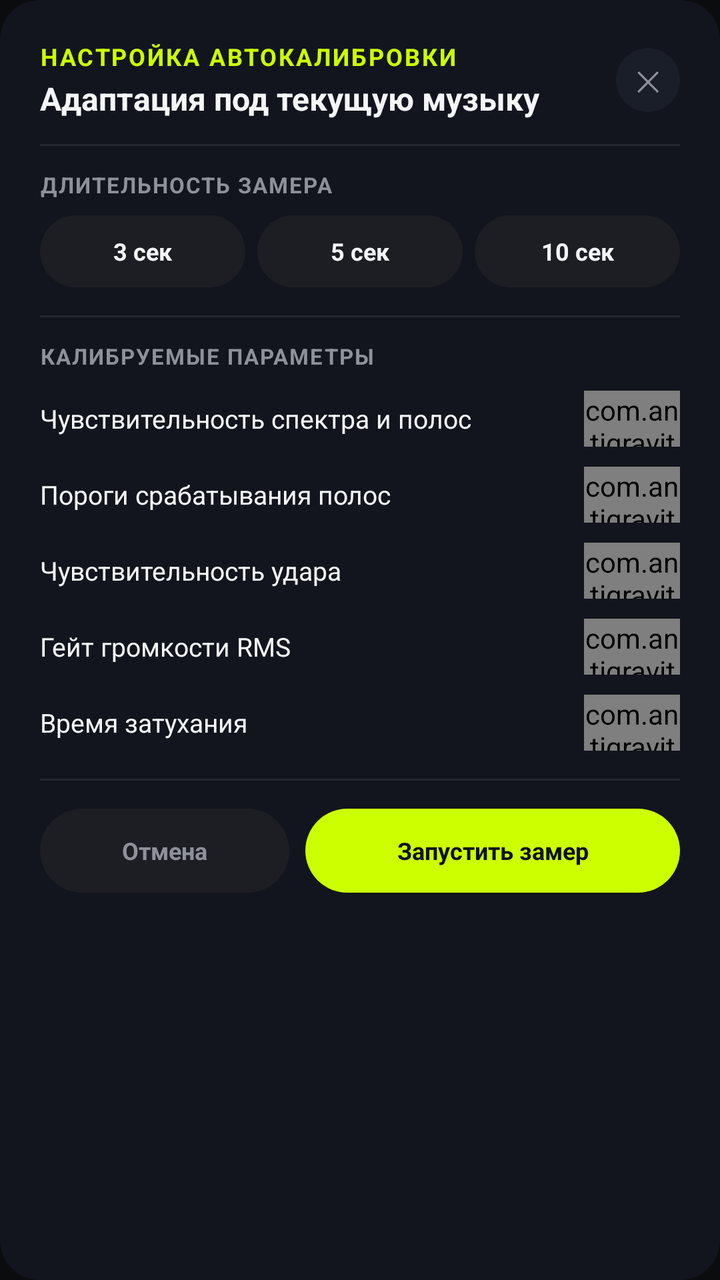
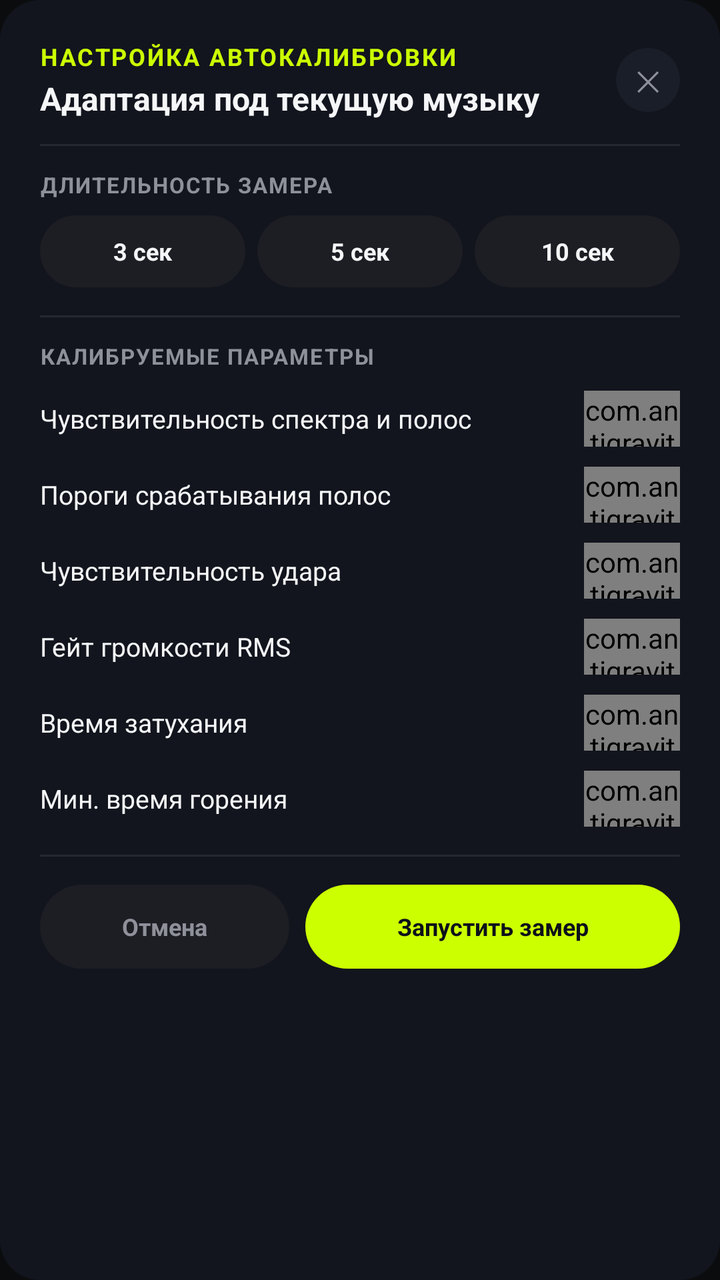

Two renders of the same Android screen: before a commit and after it. Below are the layout's source before the change and the commit's diff.
<!-- AndroidManifest.xml: application theme AppTheme -->
<!-- res/layout/dialog_calib_settings.xml -->
<?xml version="1.0" encoding="utf-8"?>
<LinearLayout xmlns:android="http://schemas.android.com/apk/res/android"
    android:layout_width="match_parent"
    android:layout_height="wrap_content"
    android:background="@drawable/bg_calib_dialog"
    android:orientation="vertical"
    android:padding="20dp">

    
    <LinearLayout
        android:layout_width="match_parent"
        android:layout_height="wrap_content"
        android:orientation="horizontal"
        android:gravity="center_vertical">

        <LinearLayout
            android:layout_width="0dp"
            android:layout_height="wrap_content"
            android:layout_weight="1"
            android:orientation="vertical">

            <TextView
                android:id="@+id/tv_calib_dialog_tag"
                android:layout_width="wrap_content"
                android:layout_height="wrap_content"
                android:text="НАСТРОЙКА АВТОКАЛИБРОВКИ"
                android:textColor="@color/volt_lime"
                android:textSize="12sp"
                android:letterSpacing="0.08"
                android:textStyle="bold" />

            <TextView
                android:layout_width="wrap_content"
                android:layout_height="wrap_content"
                android:layout_marginTop="2dp"
                android:text="Адаптация под текущую музыку"
                android:textColor="@color/text_white"
                android:textSize="16sp"
                android:textStyle="bold" />
        </LinearLayout>

        <TextView
            android:id="@+id/btn_calib_dialog_close_x"
            android:layout_width="32dp"
            android:layout_height="32dp"
            android:gravity="center"
            android:background="@drawable/bg_info_button"
            android:text="✕"
            android:textColor="@color/text_secondary"
            android:textSize="14sp"
            android:clickable="true"
            android:focusable="true" />
    </LinearLayout>

    <View
        android:layout_width="match_parent"
        android:layout_height="1dp"
        android:layout_marginTop="12dp"
        android:layout_marginBottom="12dp"
        android:background="@color/border_subtle" />

    
    <TextView
        android:layout_width="wrap_content"
        android:layout_height="wrap_content"
        android:text="ДЛИТЕЛЬНОСТЬ ЗАМЕРА"
        android:textColor="@color/text_secondary"
        android:textSize="11sp"
        android:letterSpacing="0.06"
        android:textStyle="bold" />

    <LinearLayout
        android:layout_width="match_parent"
        android:layout_height="36dp"
        android:layout_marginTop="8dp"
        android:orientation="horizontal">

        <TextView
            android:id="@+id/btn_calib_dur_3s"
            android:layout_width="0dp"
            android:layout_height="match_parent"
            android:layout_weight="1"
            android:layout_marginEnd="6dp"
            android:gravity="center"
            android:background="@drawable/bg_pill_dark"
            android:text="3 сек"
            android:textColor="@color/text_white"
            android:textSize="12sp"
            android:textStyle="bold"
            android:clickable="true"
            android:focusable="true" />

        <TextView
            android:id="@+id/btn_calib_dur_5s"
            android:layout_width="0dp"
            android:layout_height="match_parent"
            android:layout_weight="1"
            android:layout_marginEnd="6dp"
            android:gravity="center"
            android:background="@drawable/bg_pill_dark"
            android:text="5 сек"
            android:textColor="@color/text_white"
            android:textSize="12sp"
            android:textStyle="bold"
            android:clickable="true"
            android:focusable="true" />

        <TextView
            android:id="@+id/btn_calib_dur_10s"
            android:layout_width="0dp"
            android:layout_height="match_parent"
            android:layout_weight="1"
            android:gravity="center"
            android:background="@drawable/bg_pill_dark"
            android:text="10 сек"
            android:textColor="@color/text_white"
            android:textSize="12sp"
            android:textStyle="bold"
            android:clickable="true"
            android:focusable="true" />
    </LinearLayout>

    <View
        android:layout_width="match_parent"
        android:layout_height="1dp"
        android:layout_marginTop="14dp"
        android:layout_marginBottom="12dp"
        android:background="@color/border_subtle" />

    
    <TextView
        android:layout_width="wrap_content"
        android:layout_height="wrap_content"
        android:text="КАЛИБРУЕМЫЕ ПАРАМЕТРЫ"
        android:textColor="@color/text_secondary"
        android:textSize="11sp"
        android:letterSpacing="0.06"
        android:textStyle="bold" />

    
    <LinearLayout
        android:layout_width="match_parent"
        android:layout_height="wrap_content"
        android:layout_marginTop="10dp"
        android:gravity="center_vertical"
        android:orientation="horizontal">

        <TextView
            android:layout_width="0dp"
            android:layout_height="wrap_content"
            android:layout_weight="1"
            android:text="Чувствительность спектра и полос"
            android:textColor="@color/text_white"
            android:textSize="13sp" />

        <com.antigravity.pulselight.ModernSwitch
            android:id="@+id/switch_calib_gains"
            android:layout_width="48dp"
            android:layout_height="28dp" />
    </LinearLayout>

    
    <LinearLayout
        android:layout_width="match_parent"
        android:layout_height="wrap_content"
        android:layout_marginTop="10dp"
        android:gravity="center_vertical"
        android:orientation="horizontal">

        <TextView
            android:layout_width="0dp"
            android:layout_height="wrap_content"
            android:layout_weight="1"
            android:text="Пороги срабатывания полос"
            android:textColor="@color/text_white"
            android:textSize="13sp" />

        <com.antigravity.pulselight.ModernSwitch
            android:id="@+id/switch_calib_thresholds"
            android:layout_width="48dp"
            android:layout_height="28dp" />
    </LinearLayout>

    
    <LinearLayout
        android:layout_width="match_parent"
        android:layout_height="wrap_content"
        android:layout_marginTop="10dp"
        android:gravity="center_vertical"
        android:orientation="horizontal">

        <TextView
            android:layout_width="0dp"
            android:layout_height="wrap_content"
            android:layout_weight="1"
            android:text="Чувствительность удара"
            android:textColor="@color/text_white"
            android:textSize="13sp" />

        <com.antigravity.pulselight.ModernSwitch
            android:id="@+id/switch_calib_sens"
            android:layout_width="48dp"
            android:layout_height="28dp" />
    </LinearLayout>

    
    <LinearLayout
        android:layout_width="match_parent"
        android:layout_height="wrap_content"
        android:layout_marginTop="10dp"
        android:gravity="center_vertical"
        android:orientation="horizontal">

        <TextView
            android:layout_width="0dp"
            android:layout_height="wrap_content"
            android:layout_weight="1"
            android:text="Гейт громкости RMS"
            android:textColor="@color/text_white"
            android:textSize="13sp" />

        <com.antigravity.pulselight.ModernSwitch
            android:id="@+id/switch_calib_loudness"
            android:layout_width="48dp"
            android:layout_height="28dp" />
    </LinearLayout>

    
    <LinearLayout
        android:layout_width="match_parent"
        android:layout_height="wrap_content"
        android:layout_marginTop="10dp"
        android:gravity="center_vertical"
        android:orientation="horizontal">

        <TextView
            android:layout_width="0dp"
            android:layout_height="wrap_content"
            android:layout_weight="1"
            android:text="Время затухания"
            android:textColor="@color/text_white"
            android:textSize="13sp" />

        <com.antigravity.pulselight.ModernSwitch
            android:id="@+id/switch_calib_decay"
            android:layout_width="48dp"
            android:layout_height="28dp" />
    </LinearLayout>

    <View
        android:layout_width="match_parent"
        android:layout_height="1dp"
        android:layout_marginTop="14dp"
        android:layout_marginBottom="14dp"
        android:background="@color/border_subtle" />

    
    <LinearLayout
        android:layout_width="match_parent"
        android:layout_height="42dp"
        android:orientation="horizontal">

        <TextView
            android:id="@+id/btn_dialog_cancel_calib"
            android:layout_width="0dp"
            android:layout_height="match_parent"
            android:layout_weight="1"
            android:layout_marginEnd="8dp"
            android:gravity="center"
            android:background="@drawable/bg_pill_dark"
            android:text="Отмена"
            android:textColor="@color/text_secondary"
            android:textSize="12sp"
            android:textStyle="bold"
            android:clickable="true"
            android:focusable="true" />

        <TextView
            android:id="@+id/btn_dialog_start_calib"
            android:layout_width="0dp"
            android:layout_height="match_parent"
            android:layout_weight="1.5"
            android:gravity="center"
            android:background="@drawable/bg_pill_lime"
            android:text="Запустить замер"
            android:textColor="@color/text_black"
            android:textSize="12sp"
            android:textStyle="bold"
            android:clickable="true"
            android:focusable="true" />
    </LinearLayout>
</LinearLayout>
<!-- resources referenced by this layout -->
<resources>
  <color name="border_subtle">#262831</color>
  <color name="text_black">#0C101A</color>
  <color name="text_secondary">#8E909A</color>
  <color name="text_white">#F5F6F8</color>
  <color name="volt_lime">#CCFF00</color>
  <!-- drawable bg_calib_dialog (drawable) -->
  ﻿<?xml version="1.0" encoding="utf-8"?>
  <shape xmlns:android="http://schemas.android.com/apk/res/android"
      android:shape="rectangle">
      <corners android:radius="20dp" />
      <solid android:color="#12151D" />
  </shape>
  <!-- drawable bg_info_button (drawable) -->
  ﻿<?xml version="1.0" encoding="utf-8"?>
  <selector xmlns:android="http://schemas.android.com/apk/res/android">
      <item android:state_pressed="true">
          <shape android:shape="oval">
              <solid android:color="#2C3242" />
          </shape>
      </item>
      <item>
          <shape android:shape="oval">
              <solid android:color="#1A1E29" />
          </shape>
      </item>
  </selector>
  <!-- drawable bg_pill_dark (drawable) -->
  ﻿<?xml version="1.0" encoding="utf-8"?>
  <shape xmlns:android="http://schemas.android.com/apk/res/android"
      android:shape="rectangle">
      <solid android:color="@color/surface_card_alt" />
      <corners android:radius="999dp" />
  </shape>
  <!-- drawable bg_pill_lime (drawable) -->
  <?xml version="1.0" encoding="utf-8"?>
  <shape xmlns:android="http://schemas.android.com/apk/res/android"
      android:shape="rectangle">
      <solid android:color="@color/brand_blue" />
      <corners android:radius="999dp" />
  </shape>
  <style name="AppTheme" parent="@android:style/Theme.DeviceDefault.NoActionBar">
          <item name="android:windowBackground">@color/bg_dark</item>
          <item name="android:colorPrimary">@color/volt_lime</item>
          <item name="android:colorAccent">@color/volt_lime</item>
          <item name="android:colorControlActivated">@color/volt_lime</item>
          <item name="android:colorControlNormal">@color/text_muted</item>
          <item name="android:textColorPrimary">@color/text_white</item>
          <item name="android:textColorSecondary">@color/text_secondary</item>
          <item name="android:statusBarColor">@color/bg_dark</item>
          <item name="android:navigationBarColor">@color/bg_dark</item>
          <item name="android:windowLightStatusBar">false</item>
          <item name="android:windowLayoutInDisplayCutoutMode">shortEdges</item>
          <item name="android:overScrollMode">never</item>
      </style>
  <color name="surface_card_alt">#1D1E24</color>
  <color name="brand_blue">#CCFF00</color>
  <color name="bg_dark">#0B0C0E</color>
  <color name="text_muted">#5A5D69</color>
</resources>

<!-- the commit's change to res/layout/dialog_calib_settings.xml (unified diff, before → after) -->
@@ -247,6 +247,28 @@
             android:layout_height="28dp" />
     </LinearLayout>
 
+    
+    <LinearLayout
+        android:layout_width="match_parent"
+        android:layout_height="wrap_content"
+        android:layout_marginTop="10dp"
+        android:gravity="center_vertical"
+        android:orientation="horizontal">
+
+        <TextView
+            android:layout_width="0dp"
+            android:layout_height="wrap_content"
+            android:layout_weight="1"
+            android:text="Мин. время горения"
+            android:textColor="@color/text_white"
+            android:textSize="13sp" />
+
+        <com.antigravity.pulselight.ModernSwitch
+            android:id="@+id/switch_calib_min_hold"
+            android:layout_width="48dp"
+            android:layout_height="28dp" />
+    </LinearLayout>
+
     <View
         android:layout_width="match_parent"
         android:layout_height="1dp"
